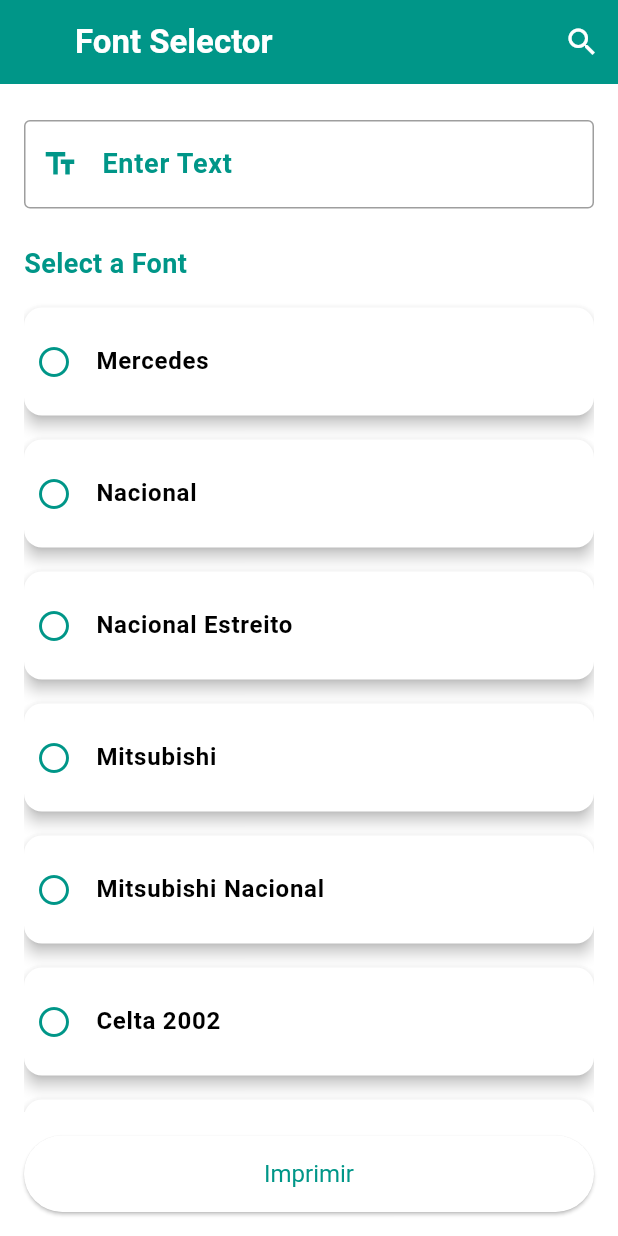
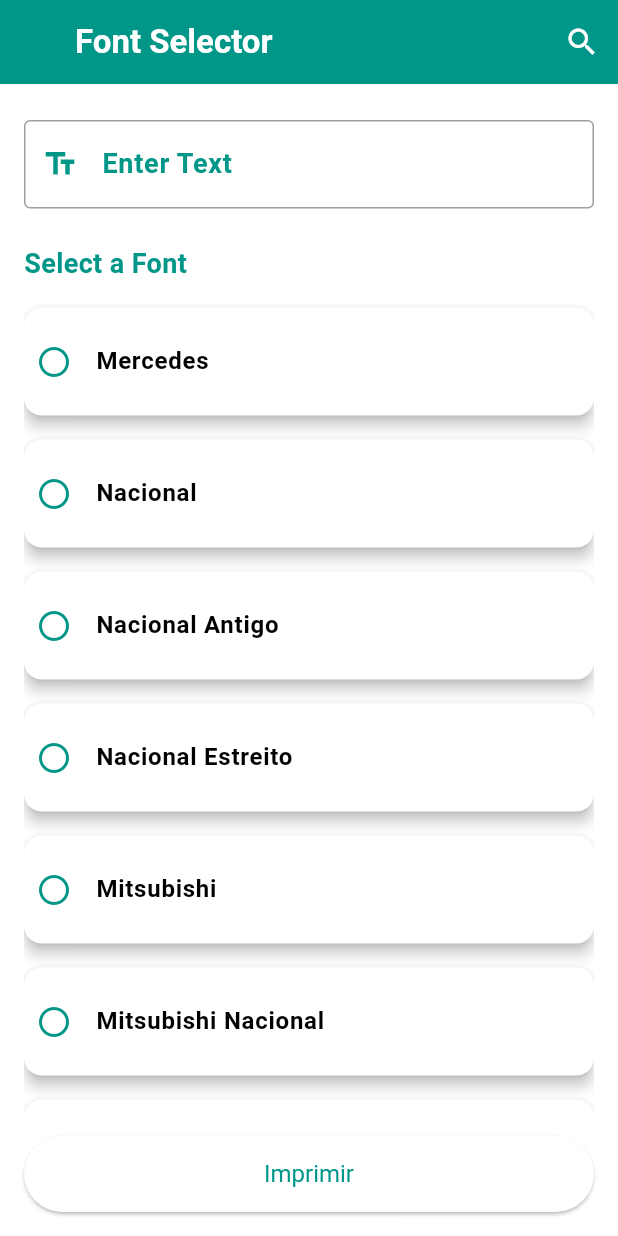
Before and after one commit to GabTibolla/grav_chassis, a Flutter app: the screen it shows after launch, on a phone screen of 412 x 824 dp. Run offline on Flutter 3.47's test engine with Material 3 defaults, Android fonts, the phone set to English and light mode, and no system bars; our stand-ins replace shelf, shelf_static; missing offline and left inert: shelf_router.

Commit message:
feat: add font to print - "nacional antigo"

```diff
--- a/lib/main.dart
+++ b/lib/main.dart
@@ -195,6 +195,7 @@ class _FontSelectorScreenState extends State<FontSelectorScreen> {
   final List<Map<String, String>> _fontOptions = [
     {'value': 'mercedes', 'label': 'Mercedes'},
     {'value': 'nacional', 'label': 'Nacional'},
+    {'value': 'nacionalantigo', 'label': 'Nacional Antigo'},
     {'value': 'nacionalestreito', 'label': 'Nacional Estreito'},
     {'value': 'mitsubishi', 'label': 'Mitsubishi'},
     {'value': 'mitsubishinacional', 'label': 'Mitsubishi Nacional'},
--- a/pubspec.yaml
+++ b/pubspec.yaml
@@ -61,3 +61,6 @@ flutter:
     - family: mitsubishinacional
       fonts:
         - asset: assets/fonts/mitsubishinacional.ttf
+    - family: nacionalantigo
+      fonts:
+        - asset: assets/fonts/nacionalantigo.ttf
```
Also changed, not shown: assets/fonts/nacionalantigo.ttf (added).
